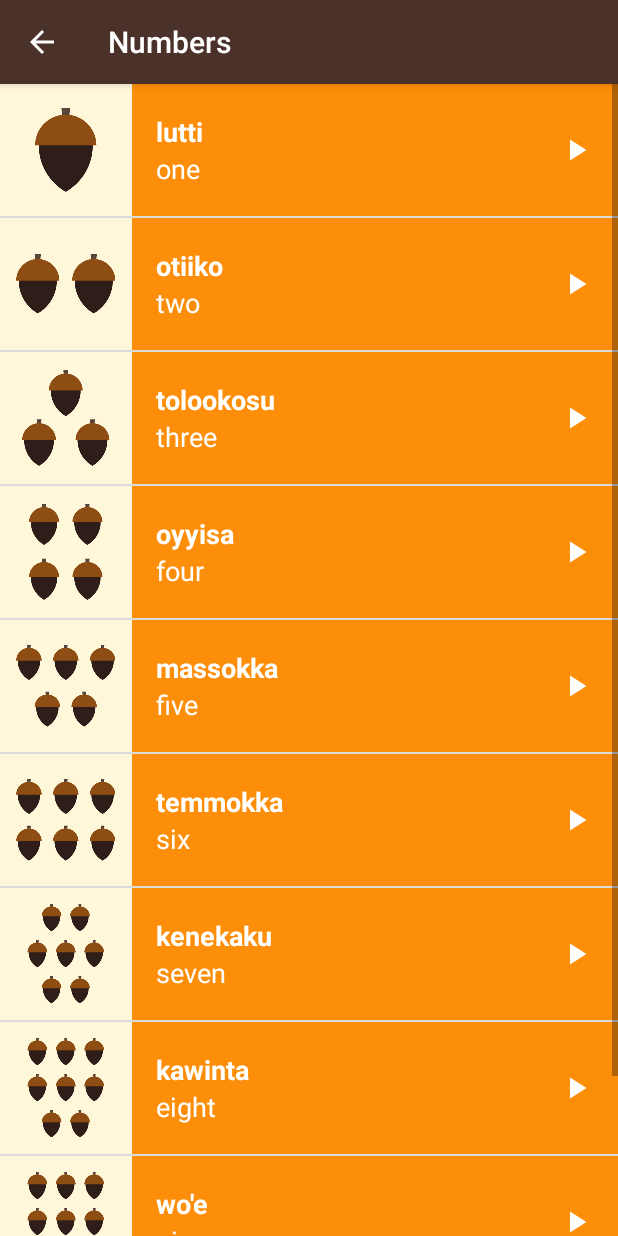
After one commit to Kelvinson/ud839-android, an Android app: the NumbersFragment screen opened directly, with no data from a screen before it, on a phone screen of 412 x 824 dp. The commit adds this screen. Run offline under Robolectric (Android 15) with nearby library versions, the phone set to English and light mode, and no system bars.

Commit message:
use the fragment class to replace the activity class in this newbranch

```diff
--- /dev/null
+++ b/app/src/main/java/com/example/android/miwok/NumbersFragment.java
@@ -0,0 +1,123 @@
+package com.example.android.miwok;
+
+
+import android.content.Context;
+import android.media.AudioManager;
+import android.media.MediaPlayer;
+import android.os.Bundle;
+import android.support.v4.app.Fragment;
+import android.view.LayoutInflater;
+import android.view.View;
+import android.view.ViewGroup;
+import android.widget.AdapterView;
+import android.widget.ListView;
+import android.widget.TextView;
+import android.widget.Toast;
+
+import java.util.ArrayList;
+
+import static android.media.AudioManager.AUDIOFOCUS_GAIN;
+import static android.media.AudioManager.AUDIOFOCUS_LOSS;
+import static android.media.AudioManager.AUDIOFOCUS_LOSS_TRANSIENT;
+import static android.media.AudioManager.AUDIOFOCUS_LOSS_TRANSIENT_CAN_DUCK;
+import static android.media.AudioManager.AUDIOFOCUS_REQUEST_GRANTED;
+
+/**
+ * A simple {@link Fragment} subclass.
+ */
+public class NumbersFragment extends Fragment {
+
+
+    private MediaPlayer mediaPlayer;
+
+    private AudioManager mAudioManager;
+
+    private AudioManager.OnAudioFocusChangeListener mOnAudioFocusChangeListener = new AudioManager.OnAudioFocusChangeListener() {
+        @Override
+        public void onAudioFocusChange(int focusChange) {
+            if (focusChange == AUDIOFOCUS_LOSS_TRANSIENT || focusChange == AUDIOFOCUS_LOSS_TRANSIENT_CAN_DUCK) {
+                mediaPlayer.pause();
+                mediaPlayer.seekTo(0);
+            } else if (focusChange == AUDIOFOCUS_GAIN) {
+                //The AUDIOFOCUS_GAIN means the media player has regained focus and can resume playback
+                mediaPlayer.start();
+            } else if (focusChange == AUDIOFOCUS_LOSS) {
+                //AUDIOFOCUS_LOSS means that we've lost audio focus and stop playback and clean the
+                //media resources.
+                mediaRelease();
+            }
+        }
+    };
+    private MediaPlayer.OnCompletionListener onCompletionListener = new MediaPlayer.OnCompletionListener() {
+        @Override
+        public void onCompletion(MediaPlayer mp) {
+            mediaRelease();
+        }
+    };
+
+    public NumbersFragment() {
+        // Required empty public constructor
+    }
+
+    @Override
+    public void onStop() {
+        super.onStop();
+        mediaRelease();
+    }
+
+    @Override
+    public View onCreateView(LayoutInflater inflater, ViewGroup container,
+                             Bundle savedInstanceState) {
+
+        View rootView = inflater.inflate(R.layout.word_list,container,false);
+        mAudioManager = (AudioManager) getActivity().getSystemService(Context.AUDIO_SERVICE);
+
+        final ArrayList<Word> words = new ArrayList<Word>();
+        words.add(new Word("one", "lutti", R.drawable.number_one, R.raw.number_one));
+        words.add(new Word("two", "otiiko", R.drawable.number_two, R.raw.number_two));
+        words.add(new Word("three", "tolookosu", R.drawable.number_three, R.raw.number_three));
+        words.add(new Word("four", "oyyisa", R.drawable.number_four, R.raw.number_four));
+        words.add(new Word("five", "massokka", R.drawable.number_five, R.raw.number_five));
+        words.add(new Word("six", "temmokka", R.drawable.number_six, R.raw.number_six));
+        words.add(new Word("seven", "kenekaku", R.drawable.number_seven, R.raw.number_seven));
+        words.add(new Word("eight", "kawinta", R.drawable.number_eight, R.raw.number_eight));
+        words.add(new Word("nine", "wo'e", R.drawable.number_nine, R.raw.number_nine));
+        words.add(new Word("ten", "na'aacha", R.drawable.number_ten, R.raw.number_ten));
+
+        WordAdapter adapter = new WordAdapter(getActivity(), words, R.color.category_numbers);
+
+        ListView listView = (ListView) rootView.findViewById(R.id.list);
+
+        listView.setAdapter(adapter);
+
+        //first set the OnClickListener for the list view(yes, that's the point, not set the
+        //the onClickListener for the single item on the list view but for the whole list view.
+        listView.setOnItemClickListener(new AdapterView.OnItemClickListener() {
+            @Override
+            public void onItemClick(AdapterView<?> adapterView, View view, int position, long id) {
+                Word word = words.get(position);
+
+                int result = mAudioManager.requestAudioFocus(mOnAudioFocusChangeListener,AudioManager.STREAM_MUSIC,AudioManager.AUDIOFOCUS_GAIN_TRANSIENT);
+
+                if (result == AUDIOFOCUS_REQUEST_GRANTED) {
+                    // we have media focus now
+
+                    Toast.makeText(getActivity(), "List item clicked", Toast.LENGTH_SHORT);
+                    mediaPlayer = MediaPlayer.create(getActivity(), word.getmAudioResourceId());
+                    mediaPlayer.start();
+                    mediaPlayer.setOnCompletionListener(onCompletionListener);
+                }
+            }
+        });
+        return rootView;
+    }
+
+    private void mediaRelease() {
+
+        if (mediaPlayer != null) {
+            mediaPlayer.release();
+            mediaPlayer = null;
+        }
+    }
+
+}
--- /dev/null
+++ b/app/src/main/res/layout/activity_category.xml
@@ -0,0 +1,8 @@
+<?xml version="1.0" encoding="utf-8"?>
+<LinearLayout xmlns:android="http://schemas.android.com/apk/res/android"
+    android:id="@+id/container"
+    android:orientation="vertical"
+    android:layout_width="match_parent"
+    android:layout_height="match_parent">
+
+</LinearLayout>
--- a/app/src/main/res/values/strings.xml
+++ b/app/src/main/res/values/strings.xml
@@ -27,4 +27,7 @@
 
     <!-- Category name for the vocabulary words for family members [CHAR LIMIT=20] -->
     <string name="category_family">Family Members</string>
+
+    <!-- TODO: Remove or change this placeholder text -->
+    <string name="hello_blank_fragment">Hello blank fragment</string>
 </resources>
```
Also changed, not shown: app/src/main/java/com/example/android/miwok/NumbersActivity.java (+47 -72 lines), 3 other files.
